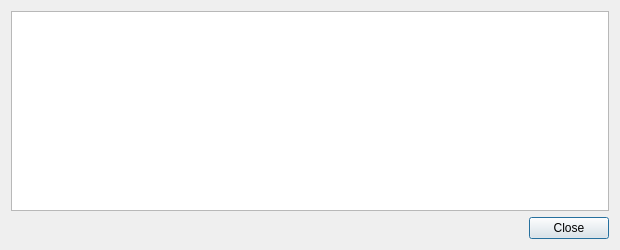
Above: src/qt/forms/transactiondescdialog.ui from sdmathis/golddust before the change. Below: the same form after it.
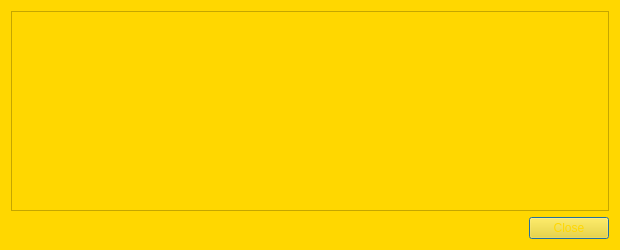
That is the form after the change. Icons and pictures are not drawn.

Patch:
```diff
--- a/src/qt/forms/transactiondescdialog.ui
+++ b/src/qt/forms/transactiondescdialog.ui
@@ -10,9 +10,19 @@
     <height>250</height>
    </rect>
   </property>
+  <property name="minimumSize">
+   <size>
+    <width>100</width>
+    <height>0</height>
+   </size>
+  </property>
   <property name="windowTitle">
    <string>Transaction details</string>
   </property>
+  <property name="styleSheet">
+   <string notr="true">background-color: rgb(255, 215, 0);
+</string>
+  </property>
   <layout class="QVBoxLayout" name="verticalLayout">
    <item>
     <widget class="QTextEdit" name="detailText">
@@ -26,6 +36,17 @@
    </item>
    <item>
     <widget class="QDialogButtonBox" name="buttonBox">
+     <property name="minimumSize">
+      <size>
+       <width>80</width>
+       <height>0</height>
+      </size>
+     </property>
+     <property name="styleSheet">
+      <string notr="true">color: rgb(255, 215, 0);
+background-image: url(:/icons/background1);
+font: 11pt &quot;MS Shell Dlg 2&quot;;</string>
+     </property>
      <property name="orientation">
       <enum>Qt::Horizontal</enum>
      </property>
```
